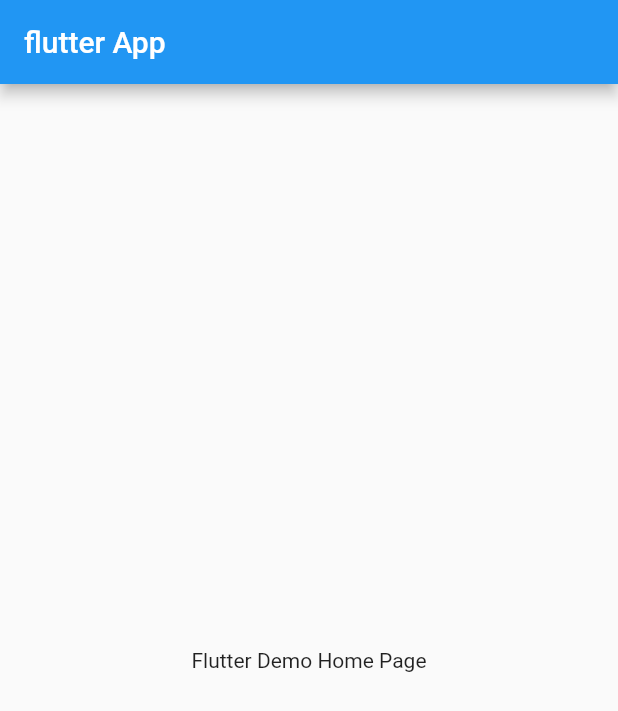
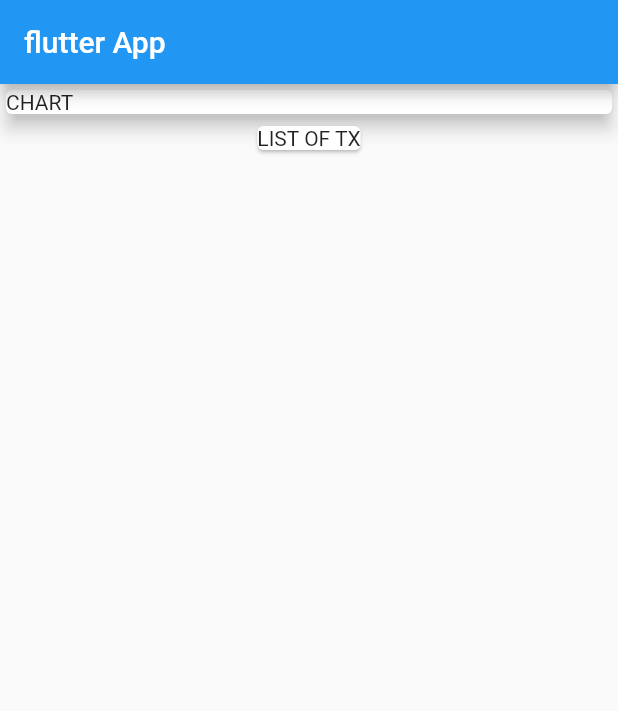
Before and after one commit to officialtechner/flutter.real_app, a Flutter app: the screen it shows after launch, on a phone screen of 412 x 824 dp. Shown: the top 711 px of the screen. Run offline on Flutter 3.47's test engine with Material 2 defaults, Android fonts, the phone set to English and light mode, and no system bars.

Commit message:
add card

```diff
--- a/lib/main.dart
+++ b/lib/main.dart
@@ -4,16 +4,10 @@ void main() {
   runApp(MyApp());
 }
 
-
 class MyApp extends StatelessWidget {
   @override
   Widget build(BuildContext context) {
-    return MaterialApp(
-
-     title: "Flutter App",
-     home: MyHomePage()
-
-    );
+    return MaterialApp(title: "Flutter App", home: MyHomePage());
   }
 }
 
@@ -21,11 +15,20 @@ class MyHomePage extends StatelessWidget {
   @override
   Widget build(BuildContext context) {
     return Scaffold(
-      appBar: AppBar(
-       title: Text("flutter App")
-      ),
-      body: Center(
-        child: Text('Flutter Demo Home Page')
+      appBar: AppBar(title: Text("flutter App")),
+      body: Column(
+        children: <Widget>[
+          Container(
+            width: double.infinity,
+            child: Card(
+              child: Text("CHART"),
+              elevation: 5,
+            ),
+          ),
+          Card(
+            child: Text("LIST OF TX"),
+          ),
+        ],
       ),
     );
   }
```
